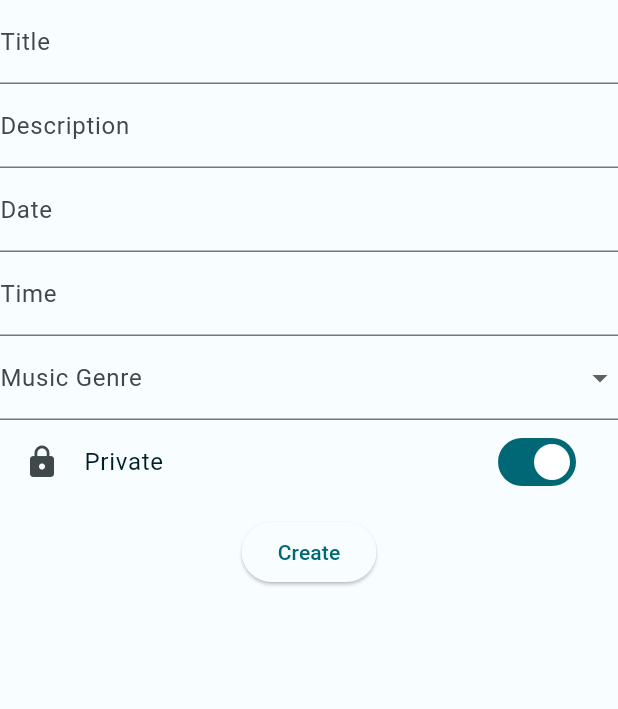
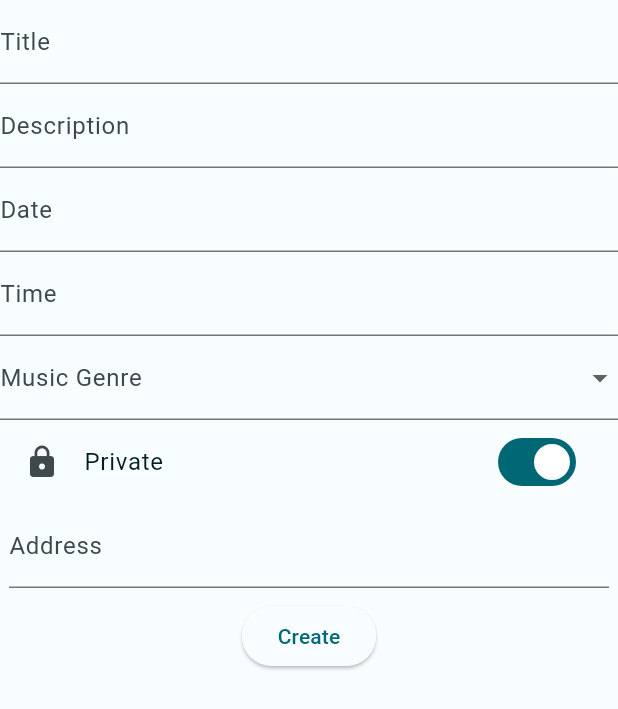
Before and after one commit to bramba2000/crowDJ, a Flutter app: the EventForm widget shown alone on an empty page, opened directly, on a phone screen of 412 x 824 dp. Shown: the top 709 px of the screen. Run offline on Flutter 3.47's test engine with Material 3 defaults, Android fonts, the phone set to English and light mode, and no system bars; our stand-ins replace cloud_firestore, firebase_auth, firebase_core, flutter_map, flutter_riverpod, freezed_annotation and 4 more; missing offline and left inert: geoflutterfire2, spotify; accounts and stored records are empty; generated files the repository leaves out were written again.

Commit message:
final release of address form field

```diff
--- a/crowdj_app/lib/feature/events/widgets/event_form.dart
+++ b/crowdj_app/lib/feature/events/widgets/event_form.dart
@@ -1,6 +1,8 @@
 import 'package:flutter/material.dart';
 import 'package:intl/intl.dart';
+import 'package:latlong2/latlong.dart';
 
+import '../../mapHandler/widgets/address_form_field.dart';
 import '../models/event_model.dart';
 
 /// A widget to create, modify or show an event.
@@ -27,9 +29,25 @@ class EventForm extends StatefulWidget {
 }
 
 class _EventFormState extends State<EventForm> {
-  final _formKey = GlobalKey<FormState>();
+  // ============ Interal fields ============
   final _dateFormat = DateFormat.yMd();
   final _timeFormat = DateFormat.jm();
+  // TODO: move to a global file
+  List<String> musicGenres = const [
+    'all genres',
+    'Rock',
+    'Pop',
+    'Hip Hop',
+    'Electronic',
+    'Jazz',
+    'Classical',
+    'Country',
+    'R&B',
+    'Blues',
+  ];
+
+  // ============ Form controller ============
+  final _formKey = GlobalKey<FormState>();
   late final _titleController =
       TextEditingController(text: widget.event?.title);
   late final _descriptionController =
@@ -42,25 +60,16 @@ class _EventFormState extends State<EventForm> {
       text: widget.event?.startTime != null
           ? _timeFormat.format(widget.event!.startTime)
           : null);
+
+  // ============ Form field variables ============
   late String? _musicGenre = widget.event?.genre;
   late bool _isPrivate = switch (widget.event) {
     PrivateEvent? _ => true,
     _ => false,
   };
+
+  // ============ State variables ============
   late bool _isEdit = widget.startWithEdit || widget.isCreation;
-
-  List<String> musicGenres = [
-    'all genres',
-    'Rock',
-    'Pop',
-    'Hip Hop',
-    'Electronic',
-    'Jazz',
-    'Classical',
-    'Country',
-    'R&B',
-    'Blues',
-  ];
 
   @override
   Widget build(BuildContext context) {
@@ -69,6 +78,7 @@ class _EventFormState extends State<EventForm> {
         key: _formKey,
         child: Column(
           children: [
+            /// Title field
             TextFormField(
               controller: _titleController,
               decoration: const InputDecoration(
@@ -82,6 +92,8 @@ class _EventFormState extends State<EventForm> {
               },
               enabled: _isEdit,
             ),
+
+            /// Description field
             TextFormField(
               controller: _descriptionController,
               maxLines: null,
@@ -96,6 +108,8 @@ class _EventFormState extends State<EventForm> {
               },
               enabled: _isEdit,
             ),
+
+            /// Date field
             TextFormField(
               controller: _dateController,
               onTap: () async {
@@ -118,6 +132,8 @@ class _EventFormState extends State<EventForm> {
               },
               enabled: _isEdit,
             ),
+
+            /// Time field
             TextFormField(
               controller: _timeController,
               decoration: const InputDecoration(
@@ -141,6 +157,8 @@ class _EventFormState extends State<EventForm> {
               },
               enabled: _isEdit,
             ),
+
+            /// Genre field
             DropdownButtonFormField(
               decoration: const InputDecoration(
                 labelText: 'Music Genre',
@@ -160,6 +178,8 @@ class _EventFormState extends State<EventForm> {
                 );
               }).toList(),
             ),
+
+            /// Public/Private switch
             SwitchListTile(
               title: const Text('Private'),
               value: _isPrivate,
@@ -172,6 +192,16 @@ class _EventFormState extends State<EventForm> {
                   : null,
               secondary: const Icon(Icons.lock),
             ),
+
+            /// Address field
+            AddressFormField(
+              initialPosition: widget.event?.location != null
+                  ? LatLng(widget.event!.location.latitude,
+                      widget.event!.location.longitude)
+                  : null,
+            ),
+
+            /// Buttons
             Row(
               mainAxisAlignment: MainAxisAlignment.center,
               children: [
--- /dev/null
+++ b/crowdj_app/lib/feature/mapHandler/widgets/address_form_field.dart
@@ -0,0 +1,126 @@
+import 'dart:async';
+import 'dart:convert';
+
+import 'package:cloud_firestore/cloud_firestore.dart';
+import 'package:flutter/material.dart';
+import 'package:flutter_map/flutter_map.dart';
+import 'package:http/http.dart' as http;
+import 'package:latlong2/latlong.dart';
+import 'package:url_launcher/url_launcher.dart';
+
+/// A widget to get the information about an address.
+///
+/// The widget is composed by a text field and a map. The user can insert an
+/// address in the text field and the map will show the position of the address.
+/// The map is visible only if the user insert an address or an [initialPosition]
+/// is provided. The [onPositionChanged] callback is called when the corrent
+class AddressFormField extends StatefulWidget {
+  final LatLng? initialPosition;
+  final void Function(LatLng)? onPositionChanged;
+
+  const AddressFormField(
+      {super.key, this.initialPosition, this.onPositionChanged});
+
+  @override
+  State<AddressFormField> createState() => _AddressFormFieldState();
+}
+
+class _AddressFormFieldState extends State<AddressFormField> {
+  static const double _initialZoom = 13.0;
+  static const String _endpoint = "https://api.geoapify.com/v1/geocode/search";
+  static const String _api = "889b9139bce84f2f9205fdde6846d83f";
+
+  late bool _isMapVisible = widget.initialPosition != null;
+  late LatLng _currentPosition = widget.initialPosition ?? LatLng(0, 0);
+  final MapController _mapController = MapController();
+  final _addressController = TextEditingController();
+
+  @override
+  Widget build(BuildContext context) {
+    return Wrap(
+      direction: Axis.horizontal,
+      alignment: WrapAlignment.center,
+      spacing: 10,
+      children: [
+        /// Address field
+        Container(
+          constraints: const BoxConstraints(maxWidth: 400),
+          child: TextFormField(
+            controller: _addressController,
+            decoration: const InputDecoration(
+              labelText: 'Address',
+            ),
+            validator: (value) {
+              if (value == null || value.isEmpty) {
+                return 'Please enter an address';
+              }
+              return null;
+            },
+            onEditingComplete: () async {
+              final point = await _reverseAddress();
+              if (!_isMapVisible) {
+                setState(() {
+                  _currentPosition = LatLng(point.latitude, point.longitude);
+                  _isMapVisible = true;
+                });
+              } else {
+                setState(() {
+                  _currentPosition = LatLng(point.latitude, point.longitude);
+                });
+                _mapController.move(
+                    _currentPosition, _mapController.camera.zoom);
+              }
+              if (widget.onPositionChanged != null) {
+                widget.onPositionChanged!(
+                    LatLng(point.latitude, point.longitude));
+              }
+            },
+          ),
+        ),
+        if (_isMapVisible) ...[
+          const SizedBox(width: 20, height: 10),
+          Container(
+            constraints: const BoxConstraints(maxHeight: 400),
+            child: FlutterMap(
+              mapController: _mapController,
+              options: MapOptions(
+                initialCenter: _currentPosition,
+                initialZoom: _initialZoom,
+              ),
+              children: [
+                TileLayer(
+                  urlTemplate: 'https://tile.openstreetmap.org/{z}/{x}/{y}.png',
+                  userAgentPackageName: 'it.polimi.dima',
+                ),
+                RichAttributionWidget(
+                  attributions: [
+                    TextSourceAttribution(
+                      'OpenStreetMap contributors',
+                      onTap: () => launchUrl(
+                          Uri.parse('https://openstreetmap.org/copyright')),
+                    ),
+                  ],
+                ),
+              ],
+            ),
+          )
+        ]
+      ],
+    );
+  }
+
+  Future<GeoPoint> _reverseAddress() async {
+    final address = _addressController.text;
+    final parse = Uri.parse("$_endpoint?text=$address&apiKey=$_api");
+    final response = await http.get(parse);
+    final json = jsonDecode(response.body);
+    return _geoPointFromJson(json);
+  }
+
+  GeoPoint _geoPointFromJson(Map<String, dynamic>? response) {
+    if (response == null) throw Exception("No response");
+
+    return GeoPoint(response["features"][0]["geometry"]["coordinates"][1],
+        response["features"][0]["geometry"]["coordinates"][0]);
+  }
+}
```
